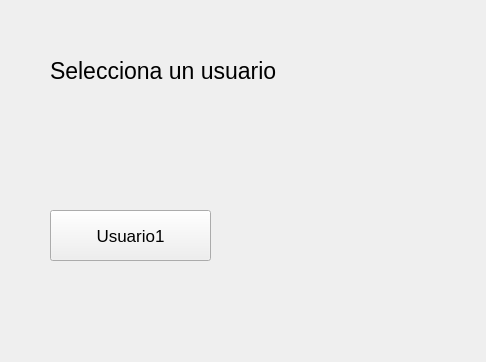
Above: Interfaces gráficas/IG1.ui from lulacuna16/TT-2021-A004 before the change. Below: the same form after it.
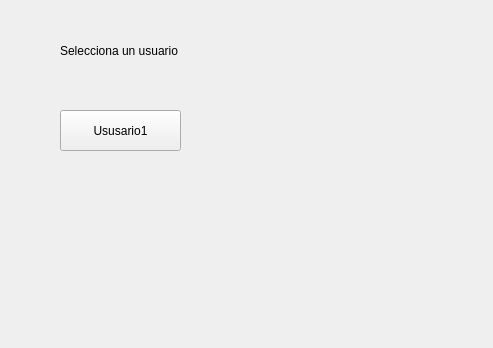
That is the form after the change.

```diff
--- a/Interfaces gráficas/IG1.ui
+++ b/Interfaces gráficas/IG1.ui
@@ -6,49 +6,45 @@
    <rect>
     <x>0</x>
     <y>0</y>
-    <width>486</width>
-    <height>362</height>
+    <width>493</width>
+    <height>348</height>
    </rect>
   </property>
   <property name="windowTitle">
    <string>Form</string>
   </property>
-  <widget class="QLabel" name="label">
+  <property name="layoutDirection">
+   <enum>Qt::LeftToRight</enum>
+  </property>
+  <widget class="QPushButton" name="botonUsuario1">
    <property name="geometry">
     <rect>
-     <x>50</x>
+     <x>60</x>
+     <y>110</y>
+     <width>121</width>
+     <height>41</height>
+    </rect>
+   </property>
+   <property name="layoutDirection">
+    <enum>Qt::LeftToRight</enum>
+   </property>
+   <property name="text">
+    <string>Ususario1</string>
+   </property>
+  </widget>
+  <widget class="QLabel" name="LabelBienvenida">
+   <property name="geometry">
+    <rect>
+     <x>60</x>
      <y>40</y>
-     <width>251</width>
-     <height>61</height>
+     <width>121</width>
+     <height>21</height>
     </rect>
    </property>
-   <property name="font">
-    <font>
-     <pointsize>17</pointsize>
-    </font>
-   </property>
    <property name="text">
     <string>Selecciona un usuario</string>
    </property>
   </widget>
-  <widget class="QPushButton" name="botonUsuario">
-   <property name="geometry">
-    <rect>
-     <x>50</x>
-     <y>210</y>
-     <width>161</width>
-     <height>51</height>
-    </rect>
-   </property>
-   <property name="font">
-    <font>
-     <pointsize>13</pointsize>
-    </font>
-   </property>
-   <property name="text">
-    <string>Usuario1</string>
-   </property>
-  </widget>
  </widget>
  <resources/>
  <connections/>
```
Left out of the diff: 4 changed lines with no effect on the pictures.
